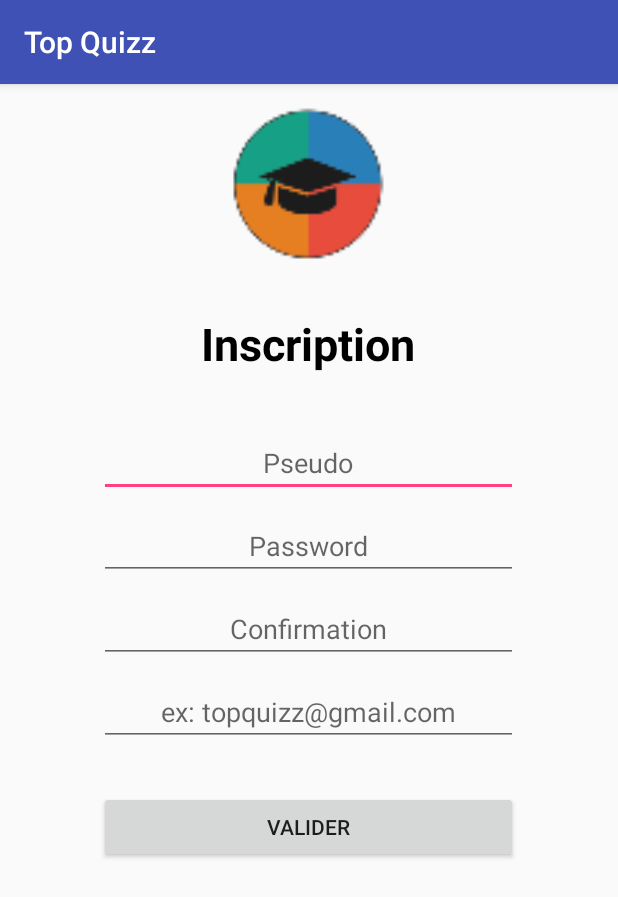
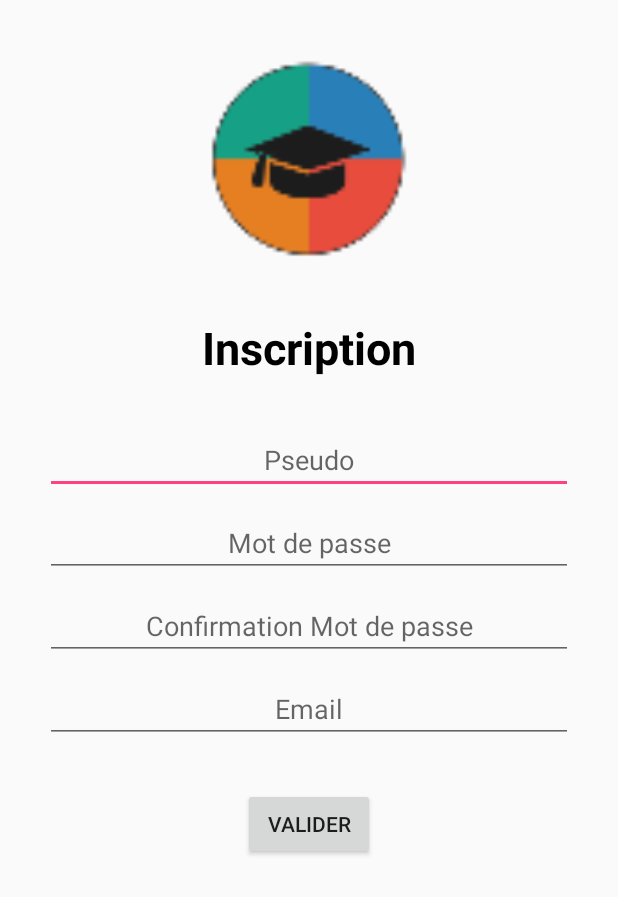
Before and after one commit to paretl/Top-Quizz, an Android app: the Inscription screen opened directly, with no data from a screen before it, on a phone screen of 412 x 824 dp. Shown: the top 897 px of the screen. Run offline under Robolectric (Android 15) with nearby library versions, the phone set to English and light mode, and no system bars.

```diff
--- a/app/src/main/java/cpe/top/quizz/InscriptionConfirm.java
+++ b/app/src/main/java/cpe/top/quizz/InscriptionConfirm.java
@@ -4,6 +4,7 @@ import android.content.Intent;
 import android.os.Bundle;
 import android.support.v7.app.AppCompatActivity;
 import android.view.View;
+import android.view.Window;
 import android.widget.Button;
 import android.widget.TextView;
 
--- a/app/src/main/java/cpe/top/quizz/ResetPasswordConfirm.java
+++ b/app/src/main/java/cpe/top/quizz/ResetPasswordConfirm.java
@@ -4,6 +4,7 @@ import android.content.Intent;
 import android.support.v7.app.AppCompatActivity;
 import android.os.Bundle;
 import android.view.View;
+import android.view.Window;
 import android.widget.Button;
 import android.widget.TextView;
 
--- a/app/src/main/res/layout/activity_inscription.xml
+++ b/app/src/main/res/layout/activity_inscription.xml
@@ -7,17 +7,22 @@
 
     <LinearLayout
         android:orientation="vertical"
-        android:layout_width="279dp"
         android:layout_height="match_parent"
         android:layout_gravity="center_horizontal"
-        android:weightSum="1">
+        android:weightSum="1"
+        android:layout_width="match_parent"
+        android:layout_marginLeft="30dp"
+        android:layout_marginRight="30dp"
+        android:gravity="center_horizontal">
 
         <ImageView
             android:layout_width="match_parent"
-            android:layout_height="wrap_content"
+            android:layout_height="129dp"
             app:srcCompat="@mipmap/logo"
             android:id="@+id/logo"
-            android:layout_weight="0.23"
+            android:adjustViewBounds="true"
+            android:layout_marginTop="20dp"
+            android:layout_weight="0.13"
             android:layout_marginBottom="20dp" />
 
         <TextView
@@ -39,7 +44,8 @@
             android:id="@+id/pseudo"
             android:hint="Pseudo"
             android:textAlignment="center"
-            android:layout_marginBottom="10dp" />
+            android:layout_marginBottom="10dp"
+            android:maxLength="20" />
 
         <EditText
             android:layout_width="match_parent"
@@ -47,7 +53,7 @@
             android:inputType="textPassword"
             android:ems="10"
             android:id="@+id/password"
-            android:hint="Password"
+            android:hint="Mot de passe"
             android:textAlignment="center"
             android:layout_marginBottom="10dp" />
 
@@ -57,7 +63,7 @@
             android:inputType="textPassword"
             android:ems="10"
             android:id="@+id/confirmPassword"
-            android:hint="Confirmation"
+            android:hint="Confirmation Mot de passe"
             android:textAlignment="center"
             android:layout_marginBottom="10dp" />
 
@@ -67,15 +73,17 @@
             android:inputType="textEmailAddress"
             android:ems="10"
             android:id="@+id/email"
-            android:hint="ex: topquizz@gmail.com"
+            android:hint="Email"
             android:textAlignment="center"
-            android:layout_marginBottom="10dp" />
+            android:layout_marginBottom="10dp"
+            android:maxLength="35"/>
 
         <Button
             android:text="Valider"
-            android:layout_width="match_parent"
+            android:layout_width="wrap_content"
             android:layout_height="wrap_content"
             android:id="@+id/validate"
-            android:layout_marginTop="20dp" />
+            android:layout_marginTop="20dp"
+            android:keepScreenOn="false" />
     </LinearLayout>
 </LinearLayout>
--- a/app/src/main/res/values/styles.xml
+++ b/app/src/main/res/values/styles.xml
@@ -1,12 +1,11 @@
 <resources>
 
     <!-- Base application theme. -->
-    <style name="AppTheme" parent="Theme.AppCompat.Light.DarkActionBar">
+    <style name="AppTheme" parent="Theme.AppCompat.Light.NoActionBar">
         <!-- Customize your theme here. -->
         <item name="colorPrimary">@color/colorPrimary</item>
         <item name="colorPrimaryDark">@color/colorPrimaryDark</item>
         <item name="colorAccent">@color/colorAccent</item>
-
     </style>
 
 </resources>
--- a/build.gradle
+++ b/build.gradle
@@ -5,7 +5,7 @@ buildscript {
         jcenter()
     }
     dependencies {
-        classpath 'com.android.tools.build:gradle:2.2.1'
+        classpath 'com.android.tools.build:gradle:2.2.2'
 
         // NOTE: Do not place your application dependencies here; they belong
         // in the individual module build.gradle files
```
Also changed, not shown: app/src/main/java/cpe/top/quizz/Inscription.java (+77 -5 lines), app/src/main/java/cpe/top/quizz/MainActivity.java (+30 -2 lines), app/src/main/java/cpe/top/quizz/ResetPassword.java (+29 -4 lines), app/src/main/res/layout/activity_inscription_confirm.xml (+10 -5 lines), app/src/main/res/layout/activity_main.xml (+14 -7 lines), app/src/main/res/layout/activity_reset_password.xml (+11 -6 lines), app/src/main/res/layout/activity_reset_password_confirm.xml (+10 -5 lines).
